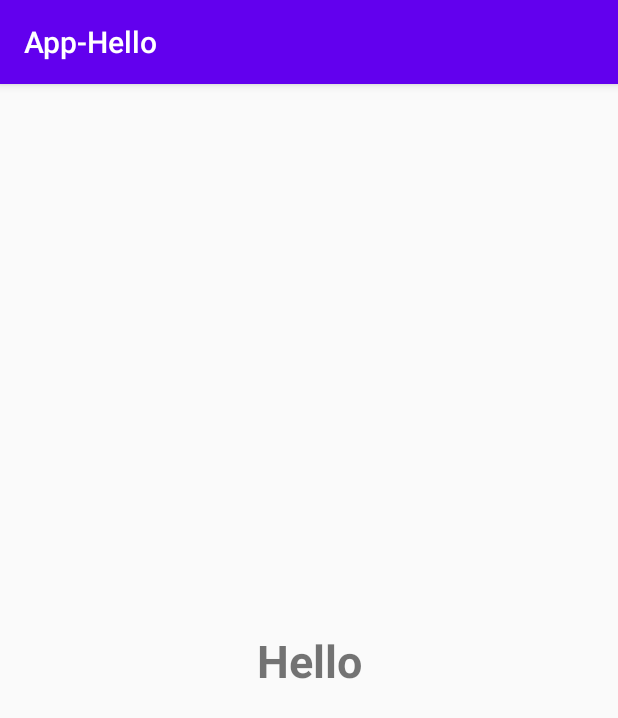
After one commit to kanini-esther/App-hello, an Android app: the SplashActivity screen opened directly, with no data from a screen before it, on a phone screen of 412 x 824 dp. The commit adds this screen. Shown: the top 718 px of the screen. Run offline under Robolectric (Android 15) with nearby library versions, the phone set to English and light mode, and no system bars.

Commit message:
LoginResponse and SplashActivity

```diff
--- a/app/src/main/AndroidManifest.xml
+++ b/app/src/main/AndroidManifest.xml
@@ -9,7 +9,8 @@
         android:roundIcon="@mipmap/ic_launcher_round"
         android:supportsRtl="true"
         android:theme="@style/AppTheme">
-        <activity android:name=".RegistrationActivity"></activity>
+        <activity android:name=".SplashActivity"></activity>
+        <activity android:name=".RegistrationActivity" />
         <activity android:name=".courseActivity" />
         <activity android:name=".MainActivity">
             <intent-filter>
--- /dev/null
+++ b/app/src/main/java/com/example/app_hello/SplashActivity.kt
@@ -0,0 +1,24 @@
+package com.example.app_hello
+
+import android.content.Intent
+import androidx.appcompat.app.AppCompatActivity
+import android.os.Bundle
+import android.preference.PreferenceManager
+
+class SplashActivity : AppCompatActivity() {
+    override fun onCreate(savedInstanceState: Bundle?) {
+        super.onCreate(savedInstanceState)
+        setContentView(R.layout.activity_splash)
+
+        val sharedPreferences = PreferenceManager.getDefaultSharedPreferences(baseContext)
+        var accessToken = sharedPreferences.getString("ACCESS_TOKEN_KEY", "")
+
+        if (accessToken.isNullOrEmpty()) {
+            val intent = Intent(baseContext, MainActivity::class.java)
+            startActivity(intent)
+        } else {
+            val intent = Intent(baseContext, CoursesActivity::class.java)
+            startActivity(intent)
+        }
+    }
+}
--- /dev/null
+++ b/app/src/main/res/layout/activity_splash.xml
@@ -0,0 +1,20 @@
+<?xml version="1.0" encoding="utf-8"?>
+<androidx.constraintlayout.widget.ConstraintLayout xmlns:android="http://schemas.android.com/apk/res/android"
+    xmlns:app="http://schemas.android.com/apk/res-auto"
+    xmlns:tools="http://schemas.android.com/tools"
+    android:layout_width="match_parent"
+    android:layout_height="match_parent"
+    tools:context=".SplashActivity">
+
+    <TextView
+        android:id="@+id/textView"
+        android:layout_width="wrap_content"
+        android:layout_height="wrap_content"
+        android:text="Hello"
+        android:textSize="30sp"
+        android:textStyle="bold"
+        app:layout_constraintBottom_toBottomOf="parent"
+        app:layout_constraintEnd_toEndOf="parent"
+        app:layout_constraintStart_toStartOf="parent"
+        app:layout_constraintTop_toTopOf="parent" />
+</androidx.constraintlayout.widget.ConstraintLayout>
```
Also changed, not shown: app/src/main/java/com/example/app_hello/RegistrationActivity.kt (+10 -9 lines), app/src/main/java/com/example/app_hello/courseActivity.kt (+32 -6 lines), app/src/main/res/layout/row_course_item.xml (+4 -4 lines), 4 other files.
